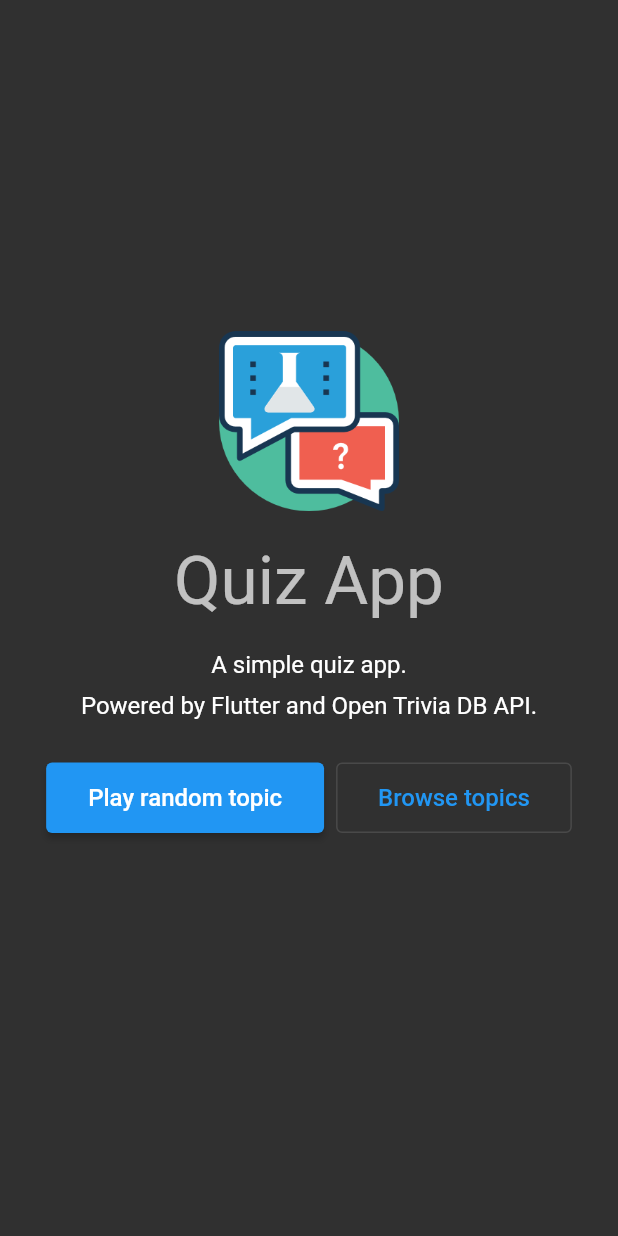
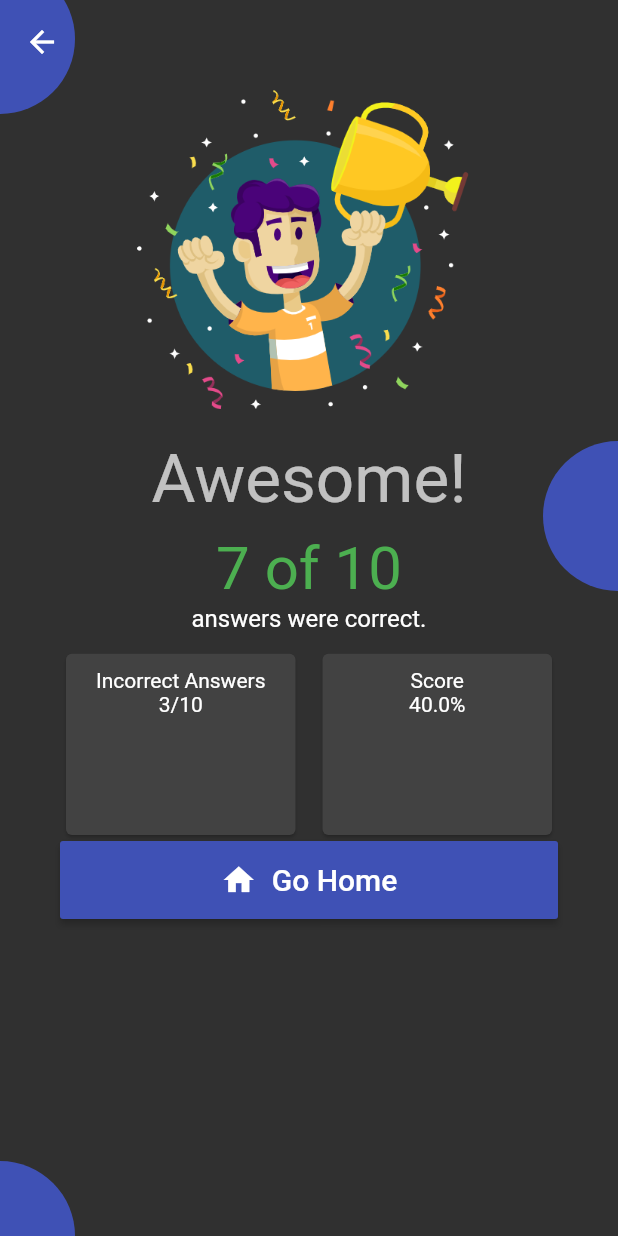
Before and after one commit to HopeEdwige/flutter-apps, a Flutter app: the screen it shows after launch, on a phone screen of 412 x 824 dp. Run offline on Flutter 3.47's test engine with Material 2 defaults, Android fonts, the phone set to English and light mode, and no system bars; our stand-ins replace auto_size_text, flutter_staggered_animations, font_awesome_flutter, html_unescape.

Commit message:
Initial result page layout for quiz app.

```diff
--- a/quiz_app/lib/routes.dart
+++ b/quiz_app/lib/routes.dart
@@ -1,8 +1,9 @@
 import 'package:flutter/material.dart';
 
 import 'package:quiz_app/screens/home_screen/index.dart';
+import 'package:quiz_app/screens/topics_screen/index.dart';
 import 'package:quiz_app/screens/quiz_screen/index.dart';
-import 'package:quiz_app/screens/topics_screen/index.dart';
+import 'package:quiz_app/screens/result_screen/index.dart';
 
 class Routes {
   final routes = <String, WidgetBuilder>{
@@ -11,6 +12,10 @@
     '/quiz': (BuildContext context) {
       final arguments = ModalRoute.of(context).settings.arguments as Map;
       return new QuizScreen(questions: arguments['questions'], topic: arguments['topic']);
+    },
+    '/result': (BuildContext context) {
+      final arguments = ModalRoute.of(context).settings.arguments as Map;
+      return new ResultScreen();
     },
   };
 
@@ -23,6 +28,7 @@
       title: 'Quiz App',
       routes: routes,
       debugShowCheckedModeBanner: false,
+      initialRoute: '/result',
     ));
   }
 }
--- a/quiz_app/lib/screens/finish_screen/index.dart
+++ /dev/null
@@ -1 +0,0 @@
-export 'finish_screen.dart';
--- a/quiz_app/lib/screens/quiz_screen/quiz_screen.dart
+++ b/quiz_app/lib/screens/quiz_screen/quiz_screen.dart
@@ -206,11 +206,13 @@
     // Circle colors
     paint.color = darken(color, .25);
 
+    final double circleRadius = 150;
+
     //bottom left circle
-    canvas.drawCircle(Offset(0, height - (200 / 4)), 200, paint);
+    canvas.drawCircle(Offset(-10, height - (circleRadius / 4)), circleRadius, paint);
 
     //top right circle
-    canvas.drawCircle(Offset(width + (150 / 2.1), height / 7), 150, paint);
+    canvas.drawCircle(Offset(width + (circleRadius / 2.1), height / 7), circleRadius, paint);
   }
 
   @override
--- /dev/null
+++ b/quiz_app/lib/screens/result_screen/index.dart
@@ -0,0 +1 @@
+export 'result_screen.dart';
--- /dev/null
+++ b/quiz_app/lib/screens/result_screen/result_screen.dart
@@ -0,0 +1,163 @@
+import 'package:flutter/material.dart';
+import 'package:flutter_staggered_animations/flutter_staggered_animations.dart';
+
+import 'package:quiz_app/models/topic.dart';
+import 'package:quiz_app/models/question.dart';
+import 'package:quiz_app/util/color_utils.dart';
+
+class ResultScreen extends StatelessWidget {
+  const ResultScreen({Key key}) : super(key: key);
+
+  @override
+  Widget build(BuildContext context) {
+    final ThemeData theme = Theme.of(context);
+    final Size size = MediaQuery.of(context).size;
+
+    return Scaffold(
+      appBar: AppBar(
+        elevation: 0,
+        backgroundColor: Colors.transparent,
+      ),
+      body: Container(
+        width: size.width,
+        height: size.height,
+        child: CustomPaint(
+          painter: Pattern(
+            canvasColor: theme.canvasColor,
+            color: Colors.indigo,
+          ),
+          child: Container(
+            width: size.width,
+            height: size.height,
+            margin: const EdgeInsets.symmetric(vertical: 4),
+            padding: const EdgeInsets.symmetric(horizontal: 40),
+            child: Column(children: <Widget>[
+              Image.asset(
+                'assets/images/happy-win.png',
+                width: size.width / 1.8,
+              ),
+              SizedBox(
+                height: 20,
+              ),
+              Text(
+                'Awesome!',
+                style: theme.textTheme.headline3,
+              ),
+              SizedBox(
+                height: 10,
+              ),
+              Text(
+                '7 of 10',
+                style: TextStyle(fontSize: 40, color: Colors.green),
+              ),
+              Text(
+                'answers were correct.',
+                style: theme.textTheme.subtitle1,
+              ),
+              SizedBox(
+                height: 10,
+              ),
+              AnimationLimiter(
+                child: Flexible(
+                  child: GridView.count(
+                    crossAxisCount: 2,
+                    childAspectRatio: 1.25,
+                    shrinkWrap: true,
+                    crossAxisSpacing: 10,
+                    mainAxisSpacing: 10,
+                    physics: const BouncingScrollPhysics(),
+                    children: <Widget>[
+                      AnimationConfiguration.staggeredGrid(
+                        columnCount: 2,
+                        position: 2,
+                        duration: const Duration(milliseconds: 420),
+                        child: ScaleAnimation(
+                          scale: 0.3,
+                          child: Card(
+                            child: Padding(
+                              padding: const EdgeInsets.all(10),
+                              child: Column(
+                                children: [Text('Incorrect Answers'), Text('3/10')],
+                              ),
+                            ),
+                          ),
+                        ),
+                      ),
+                      AnimationConfiguration.staggeredGrid(
+                        columnCount: 2,
+                        position: 3,
+                        duration: const Duration(milliseconds: 420),
+                        child: ScaleAnimation(
+                          scale: 0.3,
+                          child: Card(
+                            child: Padding(
+                              padding: const EdgeInsets.all(10),
+                              child: Column(
+                                children: [Text('Score'), Text('40.0%')],
+                              ),
+                            ),
+                          ),
+                        ),
+                      )
+                    ],
+                  ),
+                ),
+              ),
+              MaterialButton(
+                minWidth: double.maxFinite,
+                color: Colors.indigo,
+                onPressed: () {},
+                child: Row(
+                  mainAxisAlignment: MainAxisAlignment.center,
+                  children: [
+                    Icon(Icons.home),
+                    SizedBox(width: 10),
+                    Text(
+                      "Go Home",
+                      style: const TextStyle(fontSize: 20),
+                    ),
+                  ],
+                ),
+                padding: const EdgeInsets.symmetric(vertical: 14),
+              )
+            ]),
+          ),
+        ),
+      ),
+    );
+  }
+}
+
+class Pattern extends CustomPainter {
+  final Color canvasColor;
+  final Color color;
+
+  const Pattern({Listenable repaint, this.canvasColor, this.color}) : super(repaint: repaint);
+
+  @override
+  void paint(Canvas canvas, Size size) {
+    final height = size.height;
+    final width = size.width;
+    final Paint paint = Paint();
+
+    // Main background setup
+    final Path mainBackground = Path();
+    mainBackground.addRect(Rect.fromLTRB(0, 0, width, height));
+    paint.color = canvasColor;
+    canvas.drawPath(mainBackground, paint);
+
+    // Circle colors
+    paint.color = color;
+
+    //bottom left circle
+    canvas.drawCircle(Offset(0, -30), 50, paint);
+    canvas.drawCircle(Offset(width, height - (height / 1.6)), 50, paint);
+    canvas.drawCircle(Offset(0, height), 50, paint);
+  }
+
+  @override
+  bool shouldRepaint(Pattern oldDelegate) => false;
+
+  @override
+  bool shouldRebuildSemantics(Pattern oldDelegate) => false;
+}
--- a/quiz_app/pubspec.yaml
+++ b/quiz_app/pubspec.yaml
@@ -52,6 +52,7 @@
   # To add assets to your application, add an assets section, like this:
   assets:
     - assets/images/logo.png
+    - assets/images/happy-win.png
 
   # An image asset can refer to one or more resolution-specific "variants", see
   # https://flutter.dev/assets-and-images/#resolution-aware.
```
Also changed, not shown: quiz_app/assets/images/happy-win.png (added), quiz_app/lib/screens/finish_screen/finish_screen.dart (deleted).
